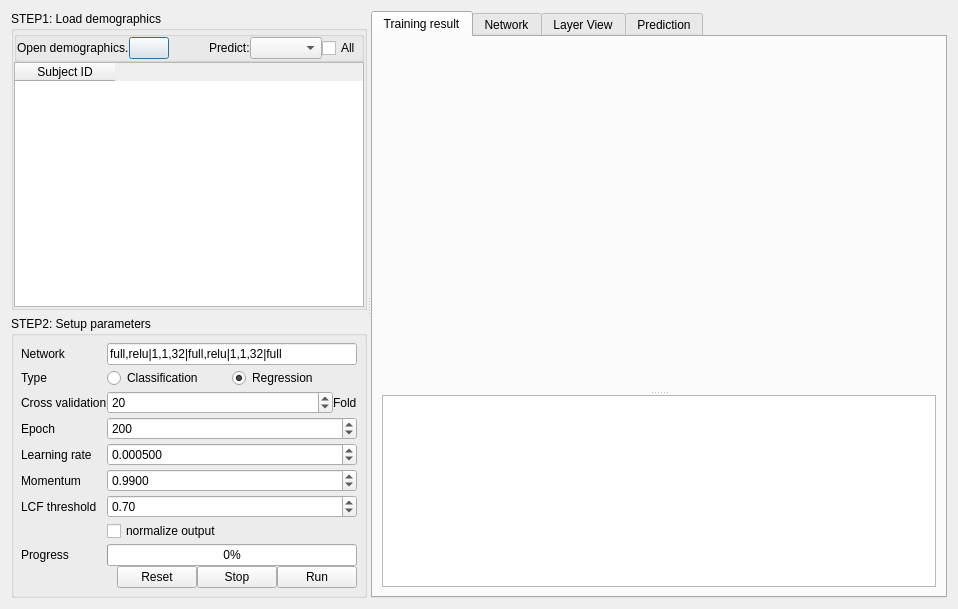
Above: connectometry/nn_connectometry.ui from frankyeh/DSI-Studio before the change. Below: the same form after it.
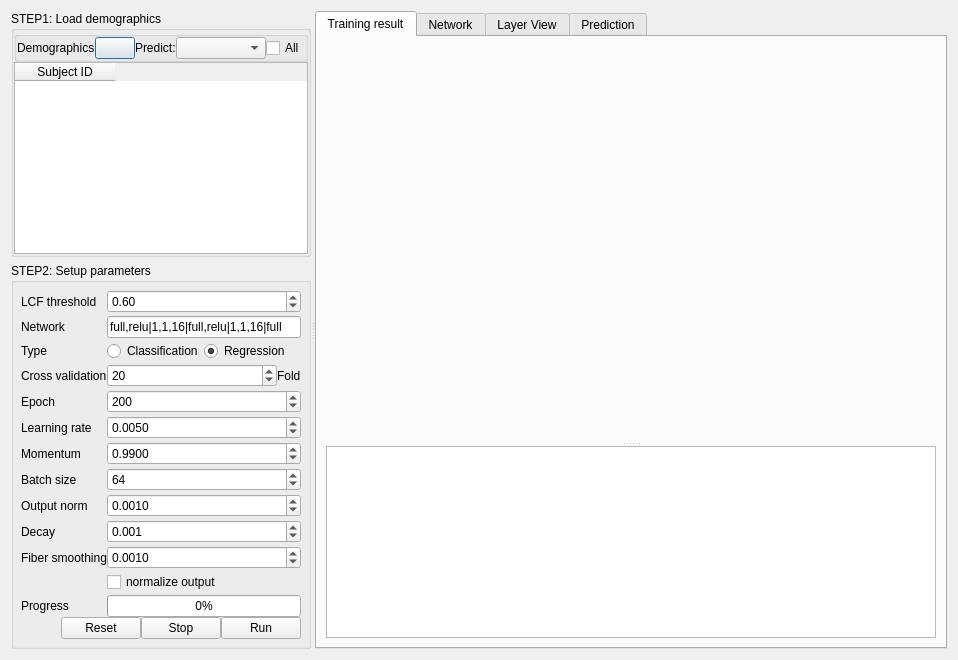
That is the form after the change. Icons and pictures are not drawn.

Diff of the .ui file:
```diff
--- a/connectometry/nn_connectometry.ui
+++ b/connectometry/nn_connectometry.ui
@@ -101,7 +101,7 @@
                <item>
                 <widget class="QLabel" name="open_instruction_2">
                  <property name="text">
-                  <string>Open demographics.</string>
+                  <string>Demographics</string>
                  </property>
                 </widget>
                </item>
@@ -122,19 +122,6 @@
                  </property>
                 </widget>
                </item>
-               <item>
-                <spacer name="horizontalSpacer_4">
-                 <property name="orientation">
-                  <enum>Qt::Horizontal</enum>
-                 </property>
-                 <property name="sizeHint" stdset="0">
-                  <size>
-                   <width>40</width>
-                   <height>20</height>
-                  </size>
-                 </property>
-                </spacer>
-               </item>
                <item>
                 <widget class="QLabel" name="foi_label">
                  <property name="maximumSize">
@@ -149,7 +136,14 @@
                 </widget>
                </item>
                <item>
-                <widget class="QComboBox" name="foi"/>
+                <widget class="QComboBox" name="foi">
+                 <property name="sizePolicy">
+                  <sizepolicy hsizetype="Expanding" vsizetype="Fixed">
+                   <horstretch>0</horstretch>
+                   <verstretch>0</verstretch>
+                  </sizepolicy>
+                 </property>
+                </widget>
                </item>
                <item>
                 <widget class="QCheckBox" name="regress_all">
@@ -282,28 +276,28 @@
             <property name="topMargin">
              <number>0</number>
             </property>
-            <item row="0" column="0">
+            <item row="1" column="0">
              <widget class="QLabel" name="label">
               <property name="text">
                <string>Network</string>
               </property>
              </widget>
             </item>
-            <item row="0" column="1">
+            <item row="1" column="1">
              <widget class="QLineEdit" name="network_text">
               <property name="text">
-               <string>full,relu|1,1,32|full,relu|1,1,32|full</string>
+               <string>full,relu|1,1,16|full,relu|1,1,16|full</string>
               </property>
              </widget>
             </item>
-            <item row="1" column="0">
+            <item row="2" column="0">
              <widget class="QLabel" name="label_5">
               <property name="text">
                <string>Type</string>
               </property>
              </widget>
             </item>
-            <item row="1" column="1">
+            <item row="2" column="1">
              <layout class="QHBoxLayout" name="horizontalLayout_2">
               <item>
                <widget class="QRadioButton" name="nn_classification">
@@ -324,14 +318,14 @@
               </item>
              </layout>
             </item>
-            <item row="3" column="0">
+            <item row="4" column="0">
              <widget class="QLabel" name="label_7">
               <property name="text">
                <string>Epoch</string>
               </property>
              </widget>
             </item>
-            <item row="3" column="1">
+            <item row="4" column="1">
              <widget class="QSpinBox" name="epoch">
               <property name="minimum">
                <number>1</number>
@@ -347,78 +341,37 @@
               </property>
              </widget>
             </item>
-            <item row="4" column="0">
+            <item row="5" column="0">
              <widget class="QLabel" name="label_2">
               <property name="text">
                <string>Learning rate</string>
               </property>
              </widget>
             </item>
-            <item row="4" column="1">
+            <item row="5" column="1">
              <widget class="QDoubleSpinBox" name="learning_rate">
               <property name="decimals">
-               <number>6</number>
+               <number>4</number>
               </property>
               <property name="minimum">
-               <double>0.000001000000000</double>
+               <double>0.000000000000000</double>
               </property>
               <property name="maximum">
                <double>10.000000000000000</double>
               </property>
               <property name="value">
-               <double>0.000500000000000</double>
+               <double>0.005000000000000</double>
               </property>
              </widget>
             </item>
-            <item row="5" column="0">
+            <item row="6" column="0">
              <widget class="QLabel" name="label_3">
               <property name="text">
                <string>Momentum</string>
               </property>
              </widget>
             </item>
-            <item row="6" column="0">
-             <widget class="QLabel" name="label_4">
-              <property name="text">
-               <string>LCF threshold</string>
-              </property>
-             </widget>
-            </item>
             <item row="6" column="1">
-             <widget class="QDoubleSpinBox" name="otsu">
-              <property name="maximum">
-               <double>2.000000000000000</double>
-              </property>
-              <property name="singleStep">
-               <double>0.100000000000000</double>
-              </property>
-              <property name="value">
-               <double>0.700000000000000</double>
-              </property>
-             </widget>
-            </item>
-            <item row="7" column="1">
-             <widget class="QCheckBox" name="norm_output">
-              <property name="text">
-               <string>normalize output</string>
-              </property>
-             </widget>
-            </item>
-            <item row="8" column="1">
-             <widget class="QProgressBar" name="progressBar">
-              <property name="value">
-               <number>0</number>
-              </property>
-             </widget>
-            </item>
-            <item row="8" column="0">
-             <widget class="QLabel" name="label_6">
-              <property name="text">
-               <string>Progress</string>
-              </property>
-             </widget>
-            </item>
-            <item row="5" column="1">
              <widget class="QDoubleSpinBox" name="momentum">
               <property name="decimals">
                <number>4</number>
@@ -434,14 +387,14 @@
               </property>
              </widget>
             </item>
-            <item row="2" column="0">
+            <item row="3" column="0">
              <widget class="QLabel" name="label_8">
               <property name="text">
                <string>Cross validation</string>
               </property>
              </widget>
             </item>
-            <item row="2" column="1">
+            <item row="3" column="1">
              <layout class="QHBoxLayout" name="horizontalLayout">
               <item>
                <widget class="QSpinBox" name="cv">
@@ -474,6 +427,136 @@
               </item>
              </layout>
             </item>
+            <item row="7" column="0">
+             <widget class="QLabel" name="label_10">
+              <property name="text">
+               <string>Batch size</string>
+              </property>
+             </widget>
+            </item>
+            <item row="7" column="1">
+             <widget class="QSpinBox" name="batch_size">
+              <property name="minimum">
+               <number>16</number>
+              </property>
+              <property name="maximum">
+               <number>500</number>
+              </property>
+              <property name="value">
+               <number>64</number>
+              </property>
+             </widget>
+            </item>
+            <item row="0" column="0">
+             <widget class="QLabel" name="label_4">
+              <property name="text">
+               <string>LCF threshold</string>
+              </property>
+             </widget>
+            </item>
+            <item row="0" column="1">
+             <widget class="QDoubleSpinBox" name="otsu">
+              <property name="maximum">
+               <double>1.000000000000000</double>
+              </property>
+              <property name="singleStep">
+               <double>0.100000000000000</double>
+              </property>
+              <property name="value">
+               <double>0.600000000000000</double>
+              </property>
+             </widget>
+            </item>
+            <item row="8" column="0">
+             <widget class="QLabel" name="label_13">
+              <property name="text">
+               <string>Output norm</string>
+              </property>
+             </widget>
+            </item>
+            <item row="8" column="1">
+             <widget class="QDoubleSpinBox" name="bn_norm">
+              <property name="decimals">
+               <number>4</number>
+              </property>
+              <property name="maximum">
+               <double>0.100000000000000</double>
+              </property>
+              <property name="singleStep">
+               <double>0.000100000000000</double>
+              </property>
+              <property name="value">
+               <double>0.001000000000000</double>
+              </property>
+             </widget>
+            </item>
+            <item row="9" column="1">
+             <widget class="QDoubleSpinBox" name="decay">
+              <property name="decimals">
+               <number>3</number>
+              </property>
+              <property name="maximum">
+               <double>0.500000000000000</double>
+              </property>
+              <property name="singleStep">
+               <double>0.010000000000000</double>
+              </property>
+              <property name="value">
+               <double>0.001000000000000</double>
+              </property>
+             </widget>
+            </item>
+            <item row="9" column="0">
+             <widget class="QLabel" name="label_11">
+              <property name="text">
+               <string>Decay</string>
+              </property>
+             </widget>
+            </item>
+            <item row="10" column="1">
+             <widget class="QDoubleSpinBox" name="fiber_smoothing">
+              <property name="decimals">
+               <number>4</number>
+              </property>
+              <property name="maximum">
+               <double>0.100000000000000</double>
+              </property>
+              <property name="singleStep">
+               <double>0.000100000000000</double>
+              </property>
+              <property name="value">
+               <double>0.001000000000000</double>
+              </property>
+             </widget>
+            </item>
+            <item row="10" column="0">
+             <widget class="QLabel" name="label_12">
+              <property name="text">
+               <string>Fiber smoothing</string>
+              </property>
+             </widget>
+            </item>
+            <item row="11" column="1">
+             <widget class="QCheckBox" name="norm_output">
+              <property name="text">
+               <string>normalize output</string>
+              </property>
+             </widget>
+            </item>
+            <item row="12" column="0">
+             <widget class="QLabel" name="label_6">
+              <property name="text">
+               <string>Progress</string>
+              </property>
+             </widget>
+            </item>
+            <item row="12" column="1">
+             <widget class="QProgressBar" name="progressBar">
+              <property name="value">
+               <number>0</number>
+              </property>
+             </widget>
+            </item>
            </layout>
           </item>
           <item>
```
